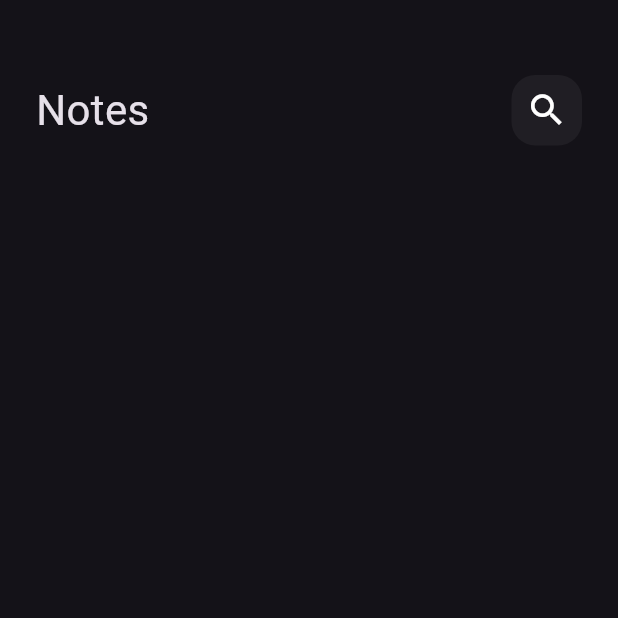
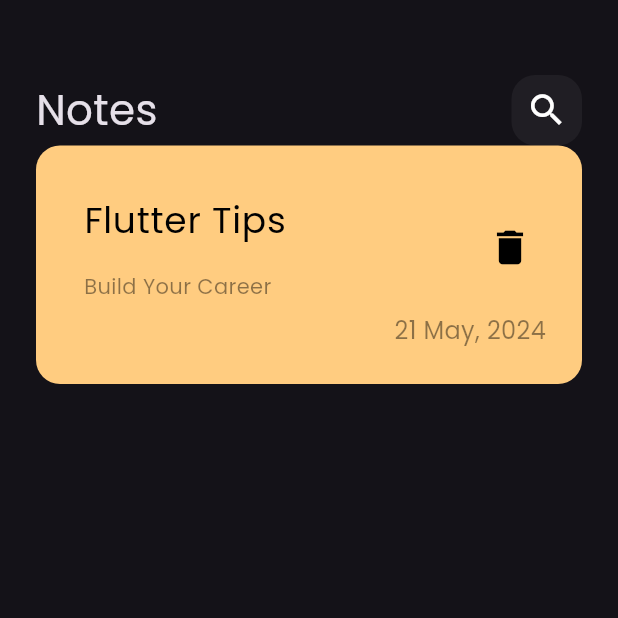
Before and after one commit to eslam-kamal/notes_app, a Flutter app: the screen it shows after launch, on a phone screen of 412 x 824 dp, the top half of it. Run offline on Flutter 3.47's test engine with Material 3 defaults, Android fonts, the phone set to English and light mode, and no system bars.

Commit message:
create custome note item

```diff
--- a/lib/main.dart
+++ b/lib/main.dart
@@ -14,6 +14,7 @@ class NotesApp extends StatelessWidget {
       debugShowCheckedModeBanner: false,
       theme: ThemeData(
         brightness: Brightness.dark,
+        fontFamily: 'Poppins',
       ),
       home: const NotesView(),
     );
--- /dev/null
+++ b/lib/views/widgets/cutom_note_item.dart
@@ -0,0 +1,59 @@
+import 'package:flutter/material.dart';
+
+class ListItem extends StatelessWidget {
+  const ListItem({super.key});
+
+  @override
+  Widget build(BuildContext context) {
+    return Container(
+      padding: const EdgeInsets.only(top: 24, bottom: 24, left: 16),
+      decoration: BoxDecoration(
+        color: const Color(0xffFFCC80),
+        borderRadius: BorderRadius.circular(16),
+      ),
+      child: Column(
+        crossAxisAlignment: CrossAxisAlignment.end,
+        children: [
+          ListTile(
+            title: const Text(
+              'Flutter Tips',
+              style: TextStyle(
+                fontSize: 24,
+                color: Colors.black,
+              ),
+            ),
+            subtitle: const Padding(
+              padding: EdgeInsets.only(top: 16.0),
+              child: Text(
+                'Build Your Career',
+                style: TextStyle(
+                  color: Colors.black45,
+                ),
+              ),
+            ),
+            trailing: IconButton(
+              onPressed: () {},
+              icon: const Icon(
+                Icons.delete,
+                color: Colors.black,
+                size: 30.0,
+              ),
+            ),
+          ),
+          const Padding(
+            padding: EdgeInsets.only(
+              right: 24.0,
+            ),
+            child: Text(
+              '21 May, 2024',
+              style: TextStyle(
+                color: Colors.black45,
+                fontSize: 16,
+              ),
+            ),
+          )
+        ],
+      ),
+    );
+  }
+}
--- a/lib/views/widgets/notes_view_body.dart
+++ b/lib/views/widgets/notes_view_body.dart
@@ -1,5 +1,6 @@
 import 'package:flutter/material.dart';
 import 'package:notes_app/views/widgets/Custom_app_bar.dart';
+import 'package:notes_app/views/widgets/cutom_note_item.dart';
 
 class NotesViewBody extends StatelessWidget {
   const NotesViewBody({super.key});
@@ -14,6 +15,7 @@ class NotesViewBody extends StatelessWidget {
             height: 50,
           ),
           CustomAppBar(),
+          ListItem(),
         ],
       ),
     );
```
Also changed, not shown: pubspec.yaml (+4 -11 lines), Assets/fonts/Poppins-Regular.ttf (added).
